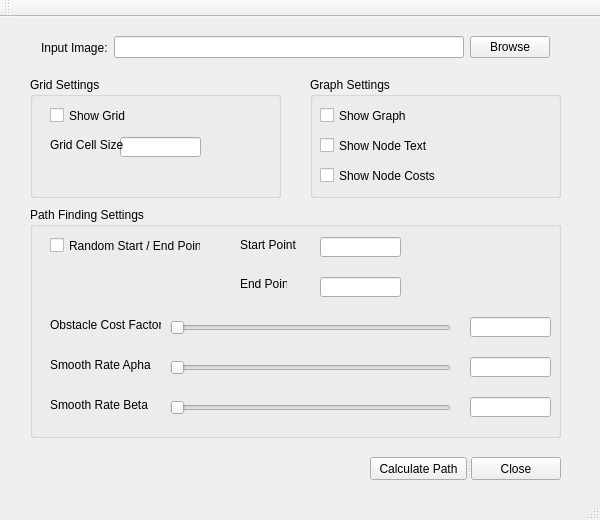
First picture: the form in ParoValMVP/ParoValMVP.ui, repository nedimm/AStar, before the edit.
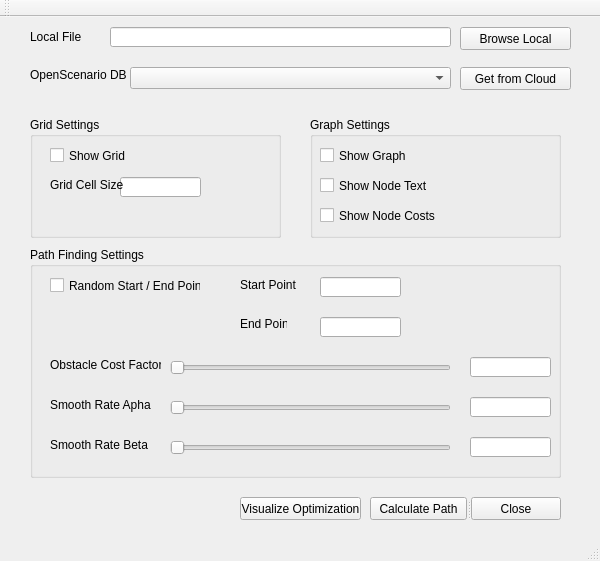
Second picture: the form after the edit.

Patch:
```diff
--- a/ParoValMVP/ParoValMVP.ui
+++ b/ParoValMVP/ParoValMVP.ui
@@ -7,47 +7,18 @@
     <x>0</x>
     <y>0</y>
     <width>600</width>
-    <height>520</height>
+    <height>561</height>
    </rect>
   </property>
   <property name="windowTitle">
    <string>ParOVal</string>
   </property>
   <widget class="QWidget" name="centralWidget">
-   <widget class="QWidget" name="horizontalLayoutWidget">
-    <property name="geometry">
-     <rect>
-      <x>30</x>
-      <y>0</y>
-      <width>531</width>
-      <height>61</height>
-     </rect>
-    </property>
-    <layout class="QHBoxLayout" name="horizontalLayout">
-     <item>
-      <widget class="QLabel" name="inputImageLabel">
-       <property name="text">
-        <string>Input Image:</string>
-       </property>
-      </widget>
-     </item>
-     <item>
-      <widget class="QLineEdit" name="inputLineEdit"/>
-     </item>
-     <item alignment="Qt::AlignRight">
-      <widget class="QPushButton" name="inputPushButton">
-       <property name="text">
-        <string>Browse</string>
-       </property>
-      </widget>
-     </item>
-    </layout>
-   </widget>
    <widget class="QSplitter" name="splitter">
     <property name="geometry">
      <rect>
       <x>370</x>
-      <y>440</y>
+      <y>480</y>
       <width>191</width>
       <height>23</height>
      </rect>
@@ -76,7 +47,7 @@
     <property name="geometry">
      <rect>
       <x>30</x>
-      <y>60</y>
+      <y>100</y>
       <width>251</width>
       <height>121</height>
      </rect>
@@ -125,7 +96,7 @@
     <property name="geometry">
      <rect>
       <x>310</x>
-      <y>60</y>
+      <y>100</y>
       <width>251</width>
       <height>121</height>
      </rect>
@@ -177,7 +148,7 @@
     <property name="geometry">
      <rect>
       <x>30</x>
-      <y>190</y>
+      <y>230</y>
       <width>531</width>
       <height>231</height>
      </rect>
@@ -371,6 +342,100 @@
      </property>
     </widget>
    </widget>
+   <widget class="QPushButton" name="visualizePushButton">
+    <property name="geometry">
+     <rect>
+      <x>240</x>
+      <y>480</y>
+      <width>121</width>
+      <height>23</height>
+     </rect>
+    </property>
+    <property name="text">
+     <string>Visualize Optimization</string>
+    </property>
+   </widget>
+   <widget class="QLineEdit" name="inputLineEdit">
+    <property name="enabled">
+     <bool>true</bool>
+    </property>
+    <property name="geometry">
+     <rect>
+      <x>110</x>
+      <y>10</y>
+      <width>341</width>
+      <height>20</height>
+     </rect>
+    </property>
+    <property name="readOnly">
+     <bool>true</bool>
+    </property>
+   </widget>
+   <widget class="QPushButton" name="inputPushButton">
+    <property name="geometry">
+     <rect>
+      <x>460</x>
+      <y>10</y>
+      <width>111</width>
+      <height>23</height>
+     </rect>
+    </property>
+    <property name="text">
+     <string>Browse Local</string>
+    </property>
+   </widget>
+   <widget class="QLabel" name="inputImageLabel">
+    <property name="geometry">
+     <rect>
+      <x>30</x>
+      <y>0</y>
+      <width>81</width>
+      <height>39</height>
+     </rect>
+    </property>
+    <property name="text">
+     <string>Local File</string>
+    </property>
+   </widget>
+   <widget class="QLabel" name="label_7">
+    <property name="geometry">
+     <rect>
+      <x>30</x>
+      <y>50</y>
+      <width>111</width>
+      <height>16</height>
+     </rect>
+    </property>
+    <property name="text">
+     <string>OpenScenario DB</string>
+    </property>
+   </widget>
+   <widget class="QComboBox" name="openScenarioComboBox">
+    <property name="geometry">
+     <rect>
+      <x>130</x>
+      <y>50</y>
+      <width>321</width>
+      <height>22</height>
+     </rect>
+    </property>
+    <property name="currentText">
+     <string/>
+    </property>
+   </widget>
+   <widget class="QPushButton" name="getPushButton">
+    <property name="geometry">
+     <rect>
+      <x>460</x>
+      <y>50</y>
+      <width>111</width>
+      <height>23</height>
+     </rect>
+    </property>
+    <property name="text">
+     <string>Get from Cloud</string>
+    </property>
+   </widget>
   </widget>
   <widget class="QMenuBar" name="menuBar">
    <property name="geometry">
```
